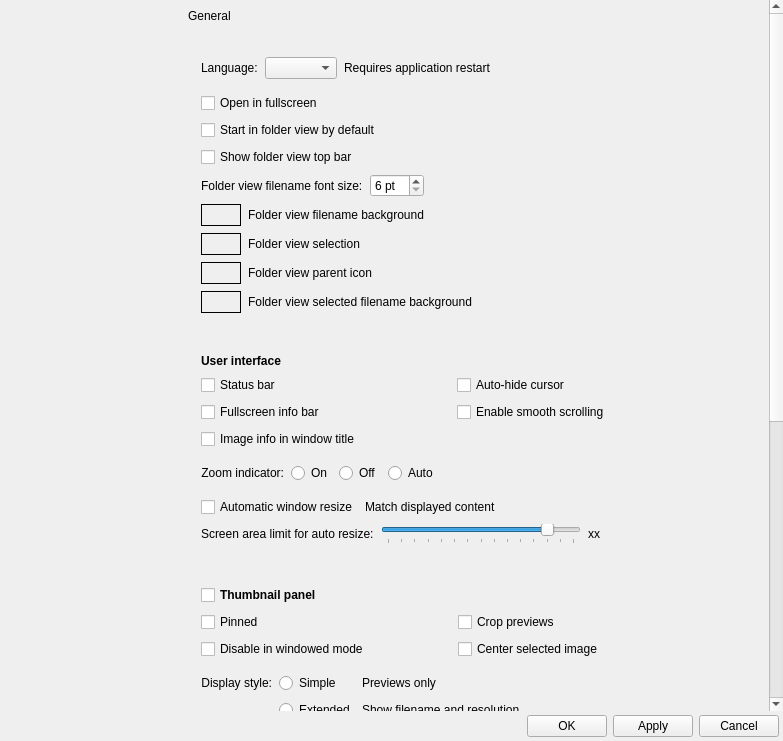
This is qimgv/gui/dialogs/settingsdialog.ui in do-i/thumbgrid as Qt 5 draws it before an edit. The edited form follows.
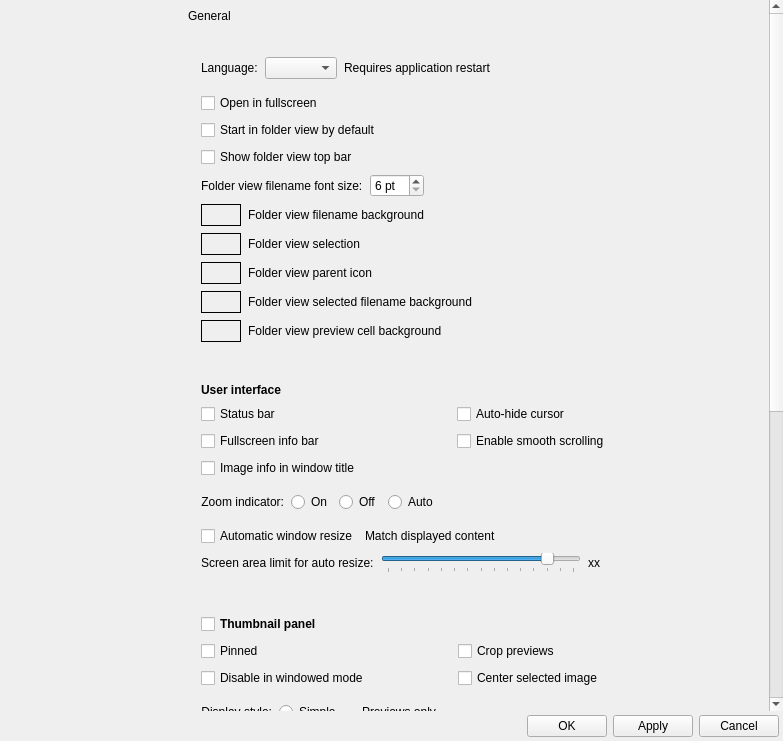
This is the edited form. Custom widgets are drawn as their Qt base class.

Commit message: Add configurable folder view cell background color

```diff
--- a/qimgv/gui/dialogs/settingsdialog.ui
+++ b/qimgv/gui/dialogs/settingsdialog.ui
@@ -793,6 +793,70 @@
                       </item>
                      </layout>
                     </item>
+                    <item>
+                     <layout class="QHBoxLayout" name="folderViewCellBackgroundColorLayout">
+                      <property name="leftMargin">
+                       <number>0</number>
+                      </property>
+                      <property name="topMargin">
+                       <number>0</number>
+                      </property>
+                      <property name="rightMargin">
+                       <number>0</number>
+                      </property>
+                      <property name="bottomMargin">
+                       <number>0</number>
+                      </property>
+                      <item>
+                       <widget class="ColorSelectorButton" name="folderViewCellBackgroundColorSelector">
+                        <property name="sizePolicy">
+                         <sizepolicy hsizetype="Fixed" vsizetype="Fixed">
+                          <horstretch>0</horstretch>
+                          <verstretch>0</verstretch>
+                         </sizepolicy>
+                        </property>
+                        <property name="minimumSize">
+                         <size>
+                          <width>40</width>
+                          <height>22</height>
+                         </size>
+                        </property>
+                        <property name="cursor">
+                         <cursorShape>PointingHandCursor</cursorShape>
+                        </property>
+                        <property name="autoFillBackground">
+                         <bool>true</bool>
+                        </property>
+                        <property name="frameShape">
+                         <enum>QFrame::Box</enum>
+                        </property>
+                        <property name="text">
+                         <string/>
+                        </property>
+                       </widget>
+                      </item>
+                      <item>
+                       <widget class="QLabel" name="folderViewCellBackgroundColorLabel">
+                        <property name="text">
+                         <string>Folder view preview cell background</string>
+                        </property>
+                       </widget>
+                      </item>
+                      <item>
+                       <spacer name="folderViewCellBackgroundColorSpacer">
+                        <property name="orientation">
+                         <enum>Qt::Horizontal</enum>
+                        </property>
+                        <property name="sizeHint" stdset="0">
+                         <size>
+                          <width>40</width>
+                          <height>20</height>
+                         </size>
+                        </property>
+                       </spacer>
+                      </item>
+                     </layout>
+                    </item>
                    </layout>
                   </item>
                  </layout>
```
The commit also changes 8 other files.
